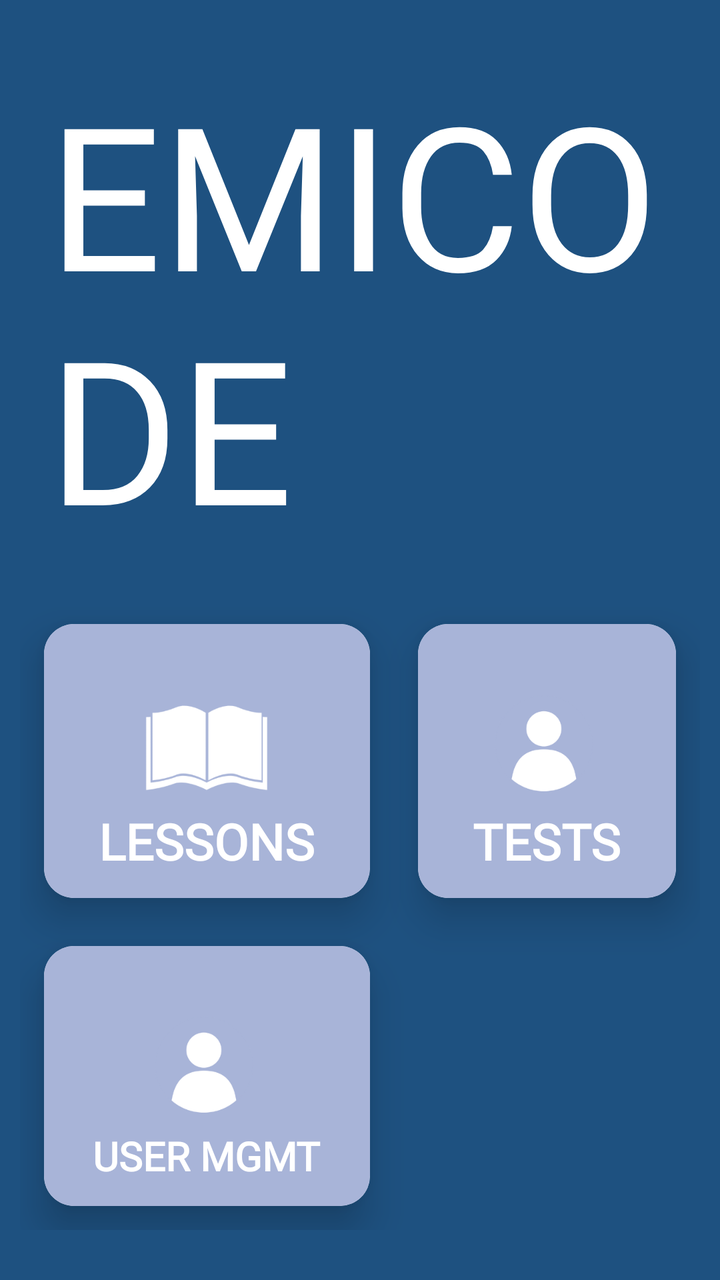
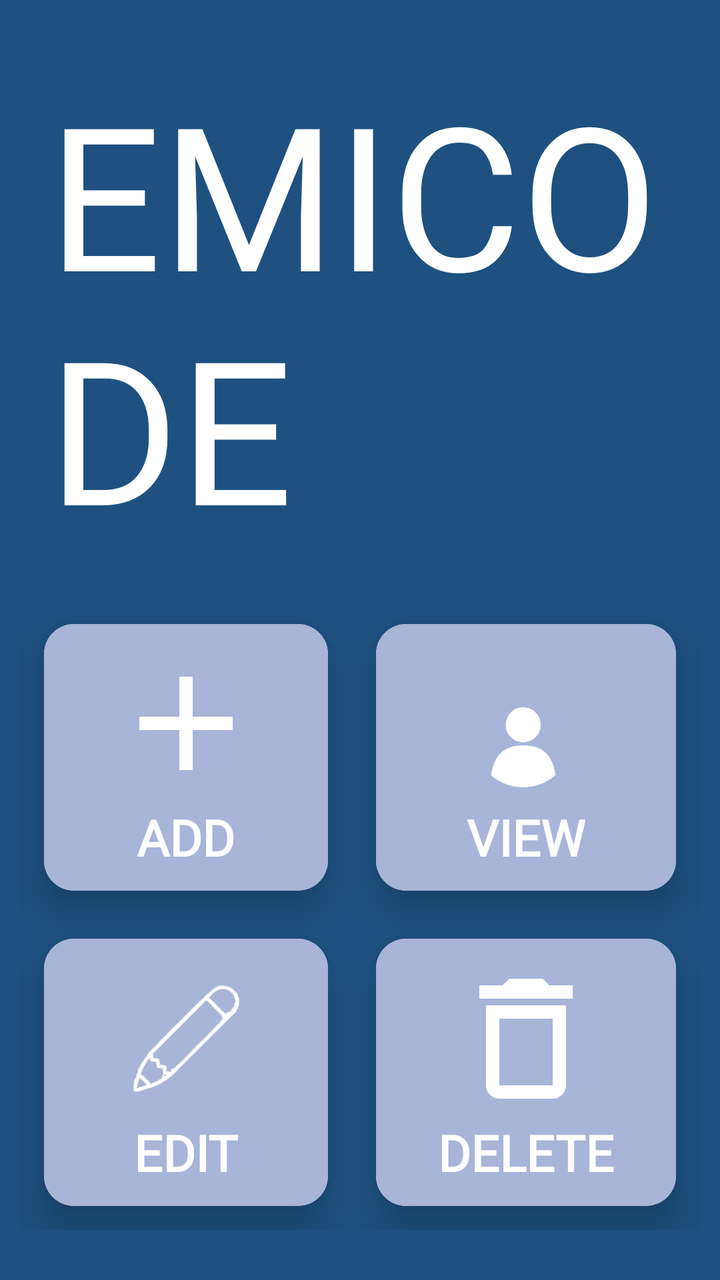

Before-and-after screenshots of an Android layout around one commit, followed by the original layout XML and the change that was made.
<!-- AndroidManifest.xml: application theme Theme.FinalsApplication -->
<!-- res/layout/admin_menu.xml -->
<?xml version="1.0" encoding="utf-8"?>
<RelativeLayout xmlns:android="http://schemas.android.com/apk/res/android"
    xmlns:app="http://schemas.android.com/apk/res-auto"
    xmlns:tools="http://schemas.android.com/tools"
    android:layout_width="match_parent"
    android:layout_height="match_parent"
    tools:context=".UserMenu"
    android:background="@color/ourBlue">

    <TextView
        android:id="@+id/title_view"
        android:layout_width="wrap_content"
        android:layout_height="wrap_content"
        android:layout_marginTop="30dp"
        android:layout_marginLeft="24dp"
        android:layout_marginBottom="20dp"
        android:text="EMICODE"
        android:fontFamily="@font/computer_says_no"
        android:textColor="#ffff"
        android:textSize="100sp"
        />

    <GridLayout
        android:layout_width="match_parent"
        android:layout_height="match_parent"
        android:layout_below="@+id/title_view"
        android:layout_marginLeft="10dp"
        android:layout_marginRight="10dp"
        android:layout_marginBottom="25dp"
        android:rowCount="2"
        android:columnCount="2">

        <androidx.cardview.widget.CardView
            android:id="@+id/ad_toLessons"
            android:layout_width="wrap_content"
            android:layout_height="wrap_content"
            app:cardCornerRadius="15dp"
            android:layout_columnWeight="1"
            android:layout_rowWeight="1"
            android:layout_row="0"
            android:layout_column="0"
            android:layout_margin="12dp"
            app:cardElevation="12dp">

            <LinearLayout
                android:layout_width="match_parent"
                android:layout_height="match_parent"
                android:orientation="vertical"
                android:background="#A8B4D8"
                android:gravity="center">
                <ImageView
                    android:layout_width="80dp"
                    android:layout_height="80dp"
                    android:src="@drawable/lessons_icon"
                    android:layout_gravity="center_horizontal"/>
                <TextView
                    android:layout_width="wrap_content"
                    android:layout_height="wrap_content"
                    android:text="LESSONS"
                    android:layout_gravity="center_horizontal"
                    android:fontFamily="@font/roboto_black"
                    android:textSize="25sp"
                    android:textColor="#FFFFFF"
                    android:textStyle="bold"/>
            </LinearLayout>
        </androidx.cardview.widget.CardView>

        <androidx.cardview.widget.CardView
            android:id="@+id/toTest"
            android:layout_width="wrap_content"
            android:layout_height="wrap_content"
            app:cardCornerRadius="15dp"
            android:layout_columnWeight="1"
            android:layout_rowWeight="1"
            android:layout_row="0"
            android:layout_column="1"
            android:layout_margin="12dp"
            app:cardElevation="12dp">

            <LinearLayout
                android:layout_width="match_parent"
                android:layout_height="match_parent"
                android:orientation="vertical"
                android:background="#A8B4D8"
                android:gravity="center">
                <ImageView
                    android:layout_width="80dp"
                    android:layout_height="80dp"
                    android:src="@drawable/profile_icon"
                    android:layout_gravity="center_horizontal"/>
                <TextView
                    android:layout_width="wrap_content"
                    android:layout_height="wrap_content"
                    android:text="TESTS"
                    android:layout_gravity="center_horizontal"
                    android:fontFamily="@font/roboto_black"
                    android:textSize="25sp"
                    android:textColor="#FFFFFF"
                    android:textStyle="bold"/>
            </LinearLayout>
        </androidx.cardview.widget.CardView>

        <androidx.cardview.widget.CardView
            android:id="@+id/toUserMan"
            android:layout_width="wrap_content"
            android:layout_height="wrap_content"
            app:cardCornerRadius="15dp"
            android:layout_columnWeight="1"
            android:layout_rowWeight="1"
            android:layout_row="1"
            android:layout_column="0"
            android:layout_margin="12dp"
            app:cardElevation="12dp">

            <LinearLayout
                android:layout_width="match_parent"
                android:layout_height="match_parent"
                android:orientation="vertical"
                android:background="#A8B4D8"
                android:gravity="center">
                <ImageView
                    android:layout_width="80dp"
                    android:layout_height="80dp"
                    android:src="@drawable/profile_icon"
                    android:layout_gravity="center_horizontal"/>
                <TextView
                    android:layout_width="wrap_content"
                    android:layout_height="wrap_content"
                    android:text="USER MGMT"
                    android:layout_gravity="center_horizontal"
                    android:fontFamily="@font/roboto_black"
                    android:textSize="20sp"
                    android:textColor="#FFFFFF"
                    android:textStyle="bold"/>
            </LinearLayout>
        </androidx.cardview.widget.CardView>
    </GridLayout>
</RelativeLayout>
<!-- resources referenced by this layout -->
<resources>
  <color name="ourBlue">#1e5180</color>
  <!-- drawable lessons_icon: png bitmap (drawable, 9786 bytes) -->
  <!-- drawable profile_icon: png bitmap (drawable, 14558 bytes) -->
  <style name="Theme.FinalsApplication" parent="Base.Theme.FinalsApplication" />
  <style name="Base.Theme.FinalsApplication" parent="Theme.Material3.DayNight.NoActionBar">
          
          
          <item name="android:statusBarColor">#00000000</item>
      </style>
</resources>

<!-- the commit's change to res/layout/admin_menu.xml (unified diff, before → after) -->
@@ -31,7 +31,7 @@
         android:columnCount="2">
 
         <androidx.cardview.widget.CardView
-            android:id="@+id/ad_toLessons"
+            android:id="@+id/toAdd"
             android:layout_width="wrap_content"
             android:layout_height="wrap_content"
             app:cardCornerRadius="15dp"
@@ -51,12 +51,12 @@
                 <ImageView
                     android:layout_width="80dp"
                     android:layout_height="80dp"
-                    android:src="@drawable/lessons_icon"
+                    android:src="@drawable/add_sign"
                     android:layout_gravity="center_horizontal"/>
                 <TextView
                     android:layout_width="wrap_content"
                     android:layout_height="wrap_content"
-                    android:text="LESSONS"
+                    android:text="ADD"
                     android:layout_gravity="center_horizontal"
                     android:fontFamily="@font/roboto_black"
                     android:textSize="25sp"
@@ -66,7 +66,7 @@
         </androidx.cardview.widget.CardView>
 
         <androidx.cardview.widget.CardView
-            android:id="@+id/toTest"
+            android:id="@+id/toView"
             android:layout_width="wrap_content"
             android:layout_height="wrap_content"
             app:cardCornerRadius="15dp"
@@ -91,7 +91,7 @@
                 <TextView
                     android:layout_width="wrap_content"
                     android:layout_height="wrap_content"
-                    android:text="TESTS"
+                    android:text="VIEW"
                     android:layout_gravity="center_horizontal"
                     android:fontFamily="@font/roboto_black"
                     android:textSize="25sp"
@@ -101,7 +101,7 @@
         </androidx.cardview.widget.CardView>
 
         <androidx.cardview.widget.CardView
-            android:id="@+id/toUserMan"
+            android:id="@+id/toEdit"
             android:layout_width="wrap_content"
             android:layout_height="wrap_content"
             app:cardCornerRadius="15dp"
@@ -121,15 +121,50 @@
                 <ImageView
                     android:layout_width="80dp"
                     android:layout_height="80dp"
-                    android:src="@drawable/profile_icon"
+                    android:src="@drawable/edit_icon"
                     android:layout_gravity="center_horizontal"/>
                 <TextView
                     android:layout_width="wrap_content"
                     android:layout_height="wrap_content"
-                    android:text="USER MGMT"
+                    android:text="EDIT"
                     android:layout_gravity="center_horizontal"
                     android:fontFamily="@font/roboto_black"
-                    android:textSize="20sp"
+                    android:textSize="25sp"
+                    android:textColor="#FFFFFF"
+                    android:textStyle="bold"/>
+            </LinearLayout>
+        </androidx.cardview.widget.CardView>
+
+        <androidx.cardview.widget.CardView
+            android:id="@+id/toDelete"
+            android:layout_width="wrap_content"
+            android:layout_height="wrap_content"
+            app:cardCornerRadius="15dp"
+            android:layout_columnWeight="1"
+            android:layout_rowWeight="1"
+            android:layout_row="1"
+            android:layout_column="1"
+            android:layout_margin="12dp"
+            app:cardElevation="12dp">
+
+            <LinearLayout
+                android:layout_width="match_parent"
+                android:layout_height="match_parent"
+                android:orientation="vertical"
+                android:background="#A8B4D8"
+                android:gravity="center">
+                <ImageView
+                    android:layout_width="80dp"
+                    android:layout_height="80dp"
+                    android:src="@drawable/delete_trashcan"
+                    android:layout_gravity="center_horizontal"/>
+                <TextView
+                    android:layout_width="wrap_content"
+                    android:layout_height="wrap_content"
+                    android:text="DELETE"
+                    android:layout_gravity="center_horizontal"
+                    android:fontFamily="@font/roboto_black"
+                    android:textSize="25sp"
                     android:textColor="#FFFFFF"
                     android:textStyle="bold"/>
             </LinearLayout>
<!-- resource entries referenced after the edit -->
@@ -1,7 +1,19 @@
 <!-- resources referenced by this layout -->
 <resources>
   <color name="ourBlue">#1e5180</color>
-  <!-- drawable lessons_icon: png bitmap (drawable, 9786 bytes) -->
+  <!-- drawable add_sign (drawable) -->
+  <vector android:height="24dp" android:tint="#FFFFFF"
+      android:viewportHeight="24" android:viewportWidth="24"
+      android:width="24dp" xmlns:android="http://schemas.android.com/apk/res/android">
+      <path android:fillColor="@android:color/white" android:pathData="M19,13h-6v6h-2v-6H5v-2h6V5h2v6h6v2z"/>
+  </vector>
+  <!-- drawable delete_trashcan (drawable) -->
+  <vector android:height="24dp" android:tint="#FFFFFF"
+      android:viewportHeight="24" android:viewportWidth="24"
+      android:width="24dp" xmlns:android="http://schemas.android.com/apk/res/android">
+      <path android:fillColor="@android:color/white" android:pathData="M6,19c0,1.1 0.9,2 2,2h8c1.1,0 2,-0.9 2,-2L18,7L6,7v12zM8,9h8v10L8,19L8,9zM15.5,4l-1,-1h-5l-1,1L5,4v2h14L19,4z"/>
+  </vector>
+  <!-- drawable edit_icon: png bitmap (drawable, 14053 bytes) -->
   <!-- drawable profile_icon: png bitmap (drawable, 14558 bytes) -->
   <style name="Theme.FinalsApplication" parent="Base.Theme.FinalsApplication" />
   <style name="Base.Theme.FinalsApplication" parent="Theme.Material3.DayNight.NoActionBar">
